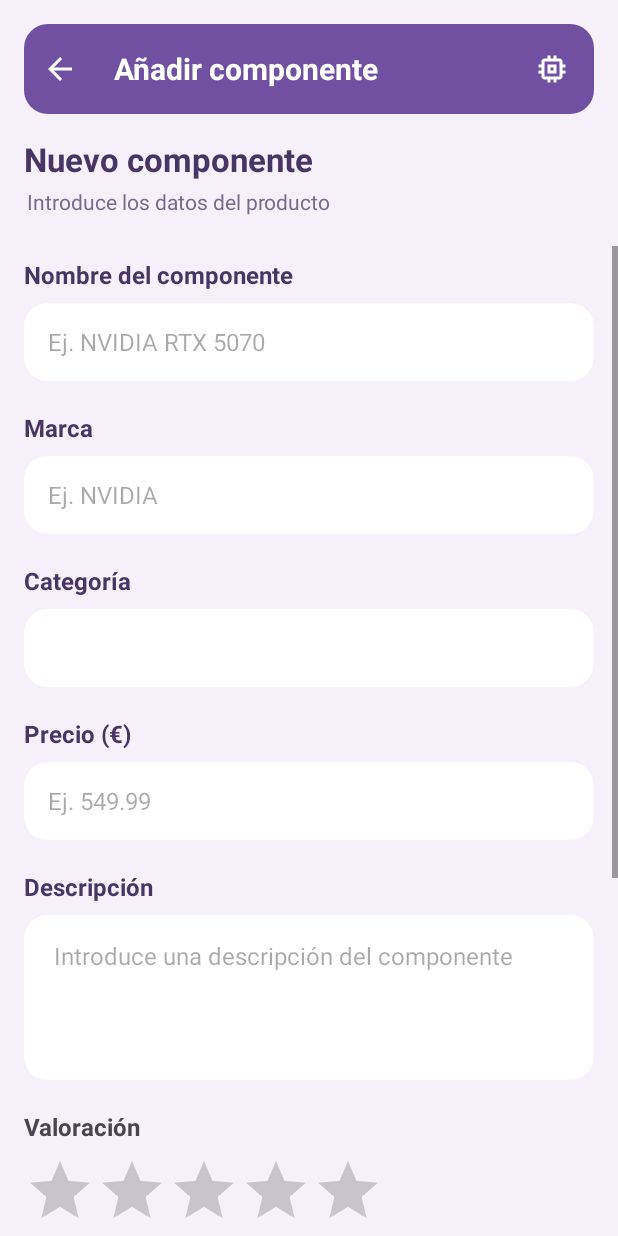
After one commit to Aitor-Lopez-Gomez/AppMultimedia, an Android app: the AnadirComponenteActivity screen opened directly, with no data from a screen before it, on a phone screen of 412 x 824 dp. The commit adds this screen. Run offline under Robolectric (Android 15) with nearby library versions, the phone set to English and light mode, and no system bars.

Commit message:
Diseñar el formulario para añadir componentes informáticos

```diff
--- a/app/src/main/AndroidManifest.xml
+++ b/app/src/main/AndroidManifest.xml
@@ -37,6 +37,10 @@
             android:name=".PCComponentes"
             android:exported="false"
             android:windowSoftInputMode="adjustResize" />
+        <activity
+            android:name=".AnadirComponenteActivity"
+            android:exported="false"
+            android:windowSoftInputMode="adjustResize" />
     </application>
 
 </manifest>
--- /dev/null
+++ b/app/src/main/java/com/example/calculadra/AnadirComponenteActivity.kt
@@ -0,0 +1,29 @@
+package com.example.calculadra
+
+import android.os.Bundle
+import android.widget.ImageButton
+import androidx.activity.enableEdgeToEdge
+import androidx.appcompat.app.AppCompatActivity
+import androidx.core.view.ViewCompat
+import androidx.core.view.WindowInsetsCompat
+
+class AnadirComponenteActivity : AppCompatActivity() {
+    override fun onCreate(savedInstanceState: Bundle?) {
+        super.onCreate(savedInstanceState)
+        enableEdgeToEdge()
+        setContentView(R.layout.activity_anadir_componente)
+        ViewCompat.setOnApplyWindowInsetsListener(findViewById(R.id.main)) { v, insets ->
+            val systemBars = insets.getInsets(WindowInsetsCompat.Type.systemBars())
+            v.setPadding(systemBars.left, systemBars.top, systemBars.right, systemBars.bottom)
+            insets
+        }
+        val btnVolver = findViewById<ImageButton>(R.id.btnVolver)
+        btnVolver.setOnClickListener {
+            finish()
+        }
+    }
+
+
+
+
+}
--- a/app/src/main/java/com/example/calculadra/PCComponentes.kt
+++ b/app/src/main/java/com/example/calculadra/PCComponentes.kt
@@ -1,6 +1,8 @@
 package com.example.calculadra
 
+import android.content.Intent
 import android.os.Bundle
+import android.widget.Button
 import android.widget.ImageButton
 import androidx.activity.enableEdgeToEdge
 import androidx.appcompat.app.AppCompatActivity
@@ -21,6 +23,7 @@ class PCComponentes : AppCompatActivity() {
             insets
         }
         val btnVolver = findViewById<ImageButton>(R.id.btnVolver)
+        val btnAnadir = findViewById<Button>(R.id.btnAnadirComponente)
         val recycler = findViewById<RecyclerView>(R.id.rvComponentes)
 
         val adaptador = AdaptadorComponentes()
@@ -30,6 +33,10 @@ class PCComponentes : AppCompatActivity() {
         btnVolver.setOnClickListener {
             finish()
         }
+        btnAnadir.setOnClickListener {
+            val intent = Intent(this, AnadirComponenteActivity::class.java)
+            startActivity(intent)
+        }
     }
 
 
--- /dev/null
+++ b/app/src/main/res/layout/activity_anadir_componente.xml
@@ -0,0 +1,280 @@
+<?xml version="1.0" encoding="utf-8"?>
+<androidx.constraintlayout.widget.ConstraintLayout xmlns:android="http://schemas.android.com/apk/res/android"
+    xmlns:app="http://schemas.android.com/apk/res-auto"
+    xmlns:tools="http://schemas.android.com/tools"
+    android:id="@+id/main"
+    android:layout_width="match_parent"
+    android:layout_height="match_parent"
+    android:background="#F5F0FA"
+    tools:context=".AnadirComponenteActivity">
+
+    <TextView
+        android:id="@+id/txtCabeceraAnadir"
+        android:layout_width="0dp"
+        android:layout_height="60dp"
+        android:layout_marginStart="16dp"
+        android:layout_marginTop="16dp"
+        android:layout_marginEnd="16dp"
+        android:background="@drawable/fondo_cabecera"
+        android:gravity="start|center_vertical"
+        android:paddingStart="60dp"
+        android:text="Añadir componente"
+        android:textColor="#FFFFFF"
+        android:textSize="20sp"
+        android:textStyle="bold"
+        app:layout_constraintEnd_toEndOf="parent"
+        app:layout_constraintHorizontal_bias="0.0"
+        app:layout_constraintStart_toStartOf="parent"
+        app:layout_constraintTop_toTopOf="parent" />
+
+    <ImageButton
+        android:id="@+id/btnVolver"
+        android:layout_width="48dp"
+        android:layout_height="48dp"
+        android:background="@android:color/transparent"
+        android:padding="12dp"
+        app:layout_constraintBottom_toBottomOf="@+id/txtCabeceraAnadir"
+        app:layout_constraintStart_toStartOf="@+id/txtCabeceraAnadir"
+        app:layout_constraintTop_toTopOf="@+id/txtCabeceraAnadir"
+        app:srcCompat="@drawable/ic_flecha_volver" />
+
+    <ImageView
+        android:id="@+id/imgIconoAñadir"
+        android:layout_width="24dp"
+        android:layout_height="24dp"
+        android:layout_marginEnd="16dp"
+        android:backgroundTint="#FFFFFF"
+        app:layout_constraintBottom_toBottomOf="@+id/txtCabeceraAnadir"
+        app:layout_constraintEnd_toEndOf="@+id/txtCabeceraAnadir"
+        app:layout_constraintTop_toTopOf="@+id/txtCabeceraAnadir"
+        app:srcCompat="@drawable/ic_procesador" />
+
+    <TextView
+        android:id="@+id/txtNuevoComponente"
+        android:layout_width="wrap_content"
+        android:layout_height="wrap_content"
+        android:layout_marginStart="16dp"
+        android:layout_marginTop="15dp"
+        android:text="Nuevo componente"
+        android:textColor="#493563"
+        android:textSize="22sp"
+        android:textStyle="bold"
+        app:layout_constraintStart_toStartOf="parent"
+        app:layout_constraintTop_toBottomOf="@+id/txtCabeceraAnadir" />
+
+    <TextView
+        android:id="@+id/txtSubtituloAnadir"
+        android:layout_width="wrap_content"
+        android:layout_height="wrap_content"
+        android:layout_marginStart="18dp"
+        android:layout_marginTop="4dp"
+        android:text="Introduce los datos del producto"
+        android:textColor="#796A8C"
+        app:layout_constraintStart_toStartOf="parent"
+        app:layout_constraintTop_toBottomOf="@+id/txtNuevoComponente" />
+
+    <ScrollView
+        android:id="@+id/scrollFormulario"
+        android:layout_width="0dp"
+        android:layout_height="0dp"
+        android:layout_marginTop="20dp"
+        android:fillViewport="true"
+        app:layout_constraintBottom_toBottomOf="parent"
+        app:layout_constraintEnd_toEndOf="parent"
+        app:layout_constraintStart_toStartOf="parent"
+        app:layout_constraintTop_toBottomOf="@+id/txtSubtituloAnadir">
+
+        <LinearLayout
+            android:layout_width="match_parent"
+            android:layout_height="wrap_content"
+            android:orientation="vertical"
+            android:paddingStart="16dp"
+            android:paddingEnd="16dp"
+            android:paddingBottom="24dp">
+
+            <TextView
+                android:id="@+id/textView17"
+                android:layout_width="match_parent"
+                android:layout_height="wrap_content"
+                android:layout_marginTop="8dp"
+                android:text="Nombre del componente"
+                android:textColor="#493563"
+                android:textSize="16sp"
+                android:textStyle="bold" />
+
+            <EditText
+                android:id="@+id/edtNombre"
+                android:layout_width="match_parent"
+                android:layout_height="52dp"
+                android:layout_marginTop="8dp"
+                android:background="@drawable/fondo_tarjeta"
+                android:ems="10"
+                android:hint="Ej. NVIDIA RTX 5070"
+                android:inputType="textCapWords"
+                android:paddingStart="16dp"
+                android:paddingEnd="16dp"
+                android:textColor="#493563"
+                android:textSize="16sp" />
+
+            <TextView
+                android:id="@+id/textView19"
+                android:layout_width="match_parent"
+                android:layout_height="wrap_content"
+                android:layout_marginTop="20dp"
+                android:text="Marca"
+                android:textColor="#493563"
+                android:textSize="16sp"
+                android:textStyle="bold" />
+
+            <EditText
+                android:id="@+id/edtMarca"
+                android:layout_width="match_parent"
+                android:layout_height="52dp"
+                android:layout_marginTop="8dp"
+                android:background="@drawable/fondo_tarjeta"
+                android:ems="10"
+                android:hint="Ej. NVIDIA"
+                android:inputType="textCapWords"
+                android:paddingStart="16dp"
+                android:paddingEnd="16dp"
+                android:textColor="#493563"
+                android:textSize="16sp" />
+
+            <TextView
+                android:id="@+id/textView21"
+                android:layout_width="match_parent"
+                android:layout_height="wrap_content"
+                android:layout_marginTop="20dp"
+                android:text="Categoría"
+                android:textColor="#493563"
+                android:textSize="16sp"
+                android:textStyle="bold" />
+
+            <Spinner
+                android:id="@+id/spnCategoria"
+                android:layout_width="match_parent"
+                android:layout_height="52dp"
+                android:layout_marginTop="8dp"
+                android:background="@drawable/fondo_tarjeta"
+                android:paddingStart="16dp"
+                android:paddingEnd="16dp" />
+
+            <TextView
+                android:id="@+id/textView8"
+                android:layout_width="match_parent"
+                android:layout_height="wrap_content"
+                android:layout_marginTop="20dp"
+                android:text="Precio (€)"
+                android:textColor="#493563"
+                android:textSize="16sp"
+                android:textStyle="bold" />
+
+            <EditText
+                android:id="@+id/edtPrecio"
+                android:layout_width="match_parent"
+                android:layout_height="52dp"
+                android:layout_marginTop="8dp"
+                android:background="@drawable/fondo_tarjeta"
+                android:ems="10"
+                android:hint="Ej. 549.99"
+                android:inputType="numberDecimal"
+                android:paddingStart="16dp"
+                android:paddingEnd="16dp"
+                android:textColor="#493563"
+                android:textSize="16sp" />
+
+            <TextView
+                android:id="@+id/textView13"
+                android:layout_width="match_parent"
+                android:layout_height="wrap_content"
+                android:layout_marginTop="20dp"
+                android:text="Descripción"
+                android:textColor="#493563"
+                android:textSize="16sp"
+                android:textStyle="bold" />
+
+            <EditText
+                android:id="@+id/edtDescripcion"
+                android:layout_width="match_parent"
+                android:layout_height="110dp"
+                android:layout_marginTop="8dp"
+                android:background="@drawable/fondo_tarjeta"
+                android:ems="10"
+                android:gravity="start|top"
+                android:hint="	Introduce una descripción del componente"
+                android:inputType="textMultiLine"
+                android:padding="16dp"
+                android:textColor="#493563"
+                android:textSize="16sp" />
+
+            <TextView
+                android:id="@+id/textView14"
+                android:layout_width="match_parent"
+                android:layout_height="wrap_content"
+                android:layout_marginTop="20dp"
+                android:text="Valoración"
+                android:textSize="16sp"
+                android:textStyle="bold" />
+
+            <RatingBar
+                android:id="@+id/rbValoracionNueva"
+                android:layout_width="wrap_content"
+                android:layout_height="wrap_content"
+                android:layout_marginTop="8dp"
+                android:isIndicator="false"
+                android:numStars="5"
+                android:progressTint="#FFBD38"
+                android:rating="0"
+                android:stepSize="0.5" />
+
+            <TextView
+                android:id="@+id/textView15"
+                android:layout_width="match_parent"
+                android:layout_height="wrap_content"
+                android:layout_marginTop="20dp"
+                android:text="Imagen del componente"
+                android:textSize="16sp"
+                android:textStyle="bold" />
+
+            <ImageView
+                android:id="@+id/imgVistaPrevia"
+                android:layout_width="120dp"
+                android:layout_height="120dp"
+                android:layout_gravity="center_horizontal"
+                android:layout_marginTop="12dp"
+                android:background="@drawable/fondo_tarjeta"
+                android:padding="24dp"
+                android:scaleType="fitCenter"
+                android:tint="#7150A1"
+                app:srcCompat="@drawable/ic_procesador" />
+
+            <Button
+                android:id="@+id/btnSeleccionarImagen"
+                android:layout_width="match_parent"
+                android:layout_height="52dp"
+                android:layout_marginTop="16dp"
+                android:backgroundTint="#E6DDF2"
+                android:text="Seleccionar imagen"
+                android:textAllCaps="false"
+                android:textColor="#493563"
+                android:textSize="16sp"
+                app:cornerRadius="14dp" />
+
+            <Button
+                android:id="@+id/btnGuardarComponente"
+                android:layout_width="match_parent"
+                android:layout_height="56dp"
+                android:layout_marginTop="24dp"
+                android:layout_marginBottom="24dp"
+                android:backgroundTint="#7150A1"
+                android:text="Guardar componente"
+                android:textAllCaps="false"
+                android:textColor="#FFFFFF"
+                android:textSize="16sp"
+                android:textStyle="bold"
+                app:cornerRadius="28dp" />
+
+        </LinearLayout>
+    </ScrollView>
+
+</androidx.constraintlayout.widget.ConstraintLayout>
--- a/app/src/main/res/layout/activity_conversor.xml
+++ b/app/src/main/res/layout/activity_conversor.xml
@@ -44,7 +44,7 @@
         android:elevation="2dp"
         android:ems="10"
         android:hint="0,00"
-        android:inputType="text"
+        android:inputType="numberDecimal"
         android:paddingStart="16dp"
         android:paddingEnd="16dp"
         android:textColor="#493563"
```
